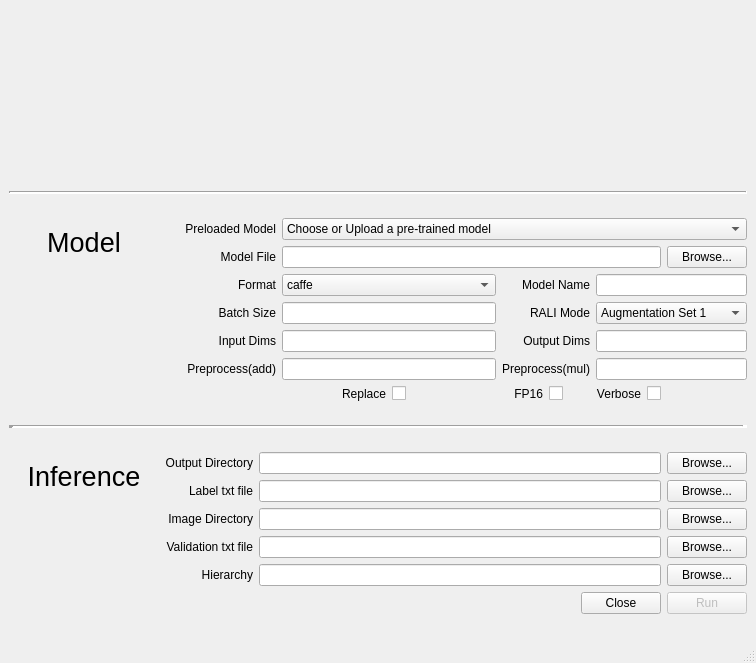
The window that inference_control.ui (kiritigowda/MIVisionX-Validation-Tool) describes before a commit, drawn with Qt 5.
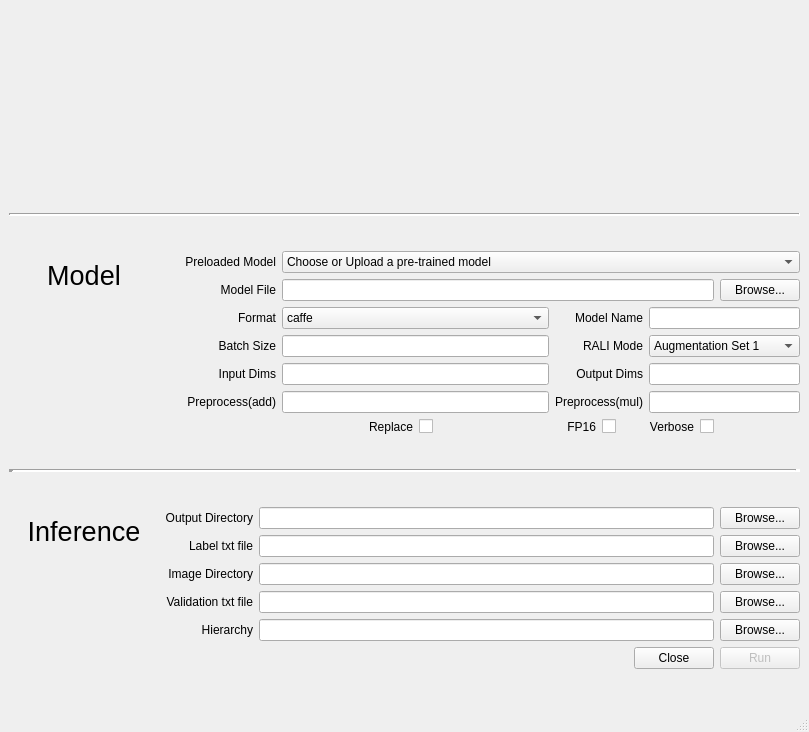
The same window after the commit. Icons and pictures are not drawn.

Patch:
```diff
--- a/inference_control.ui
+++ b/inference_control.ui
@@ -6,8 +6,8 @@
    <rect>
     <x>0</x>
     <y>0</y>
-    <width>756</width>
-    <height>663</height>
+    <width>809</width>
+    <height>732</height>
    </rect>
   </property>
   <property name="sizePolicy">
```
Left out of the diff: 2 changed lines with no effect on the pictures.
